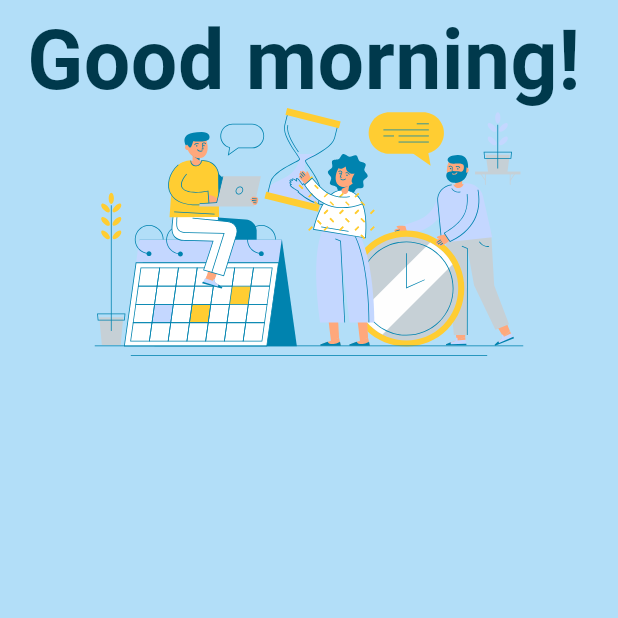
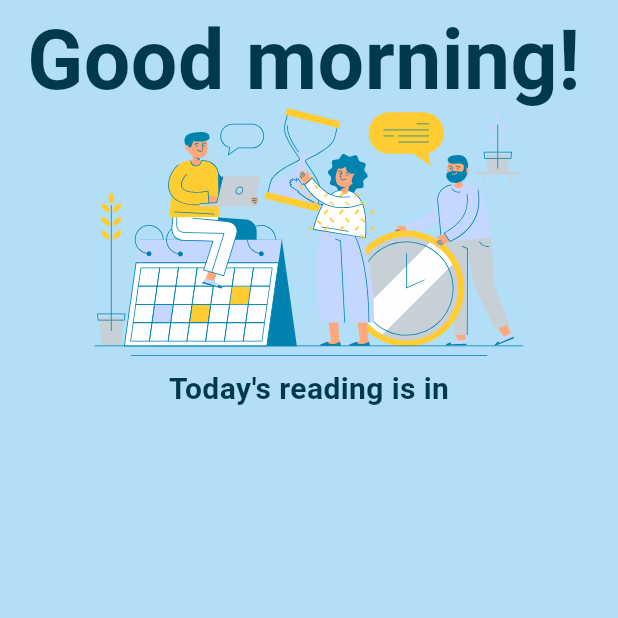
Before and after one commit to namaeconde/bible_yearly, a Flutter app: the screen it shows after launch, on a phone screen of 412 x 824 dp, the top half of it. Run offline on Flutter 3.47's test engine with Material 2 defaults, Android fonts, the phone set to English and light mode, and no system bars; our stand-ins replace flutter_svg.

Commit message:
Add reading text before card component

```diff
--- a/lib/app_theme.dart
+++ b/lib/app_theme.dart
@@ -6,4 +6,5 @@ class AppTheme {
   static const Color backgroundColor = Color(0xFFB2DEF8);
   static const Color buttonColor = Color(0xFF2FD1C5);
   static const Color textColor = Color(0xFF00394C);
+  static const Color shadowColor = Color(0xFF3A5160);
 }
--- a/lib/main.dart
+++ b/lib/main.dart
@@ -73,7 +73,17 @@ class _MyHomePageState extends State<MyHomePage> {
                   'assets/home/welcome_image.svg',
                   semanticsLabel: 'Welcome Image'
               ),
-            )
+            ),
+            const Text(
+              "Today's reading is in",
+              textAlign: TextAlign.left,
+              style: TextStyle(
+                fontWeight: FontWeight.bold,
+                fontSize: 20,
+                letterSpacing: 0.27,
+                color: AppTheme.textColor,
+              ),
+            ),
           ],
         )
       )
```
